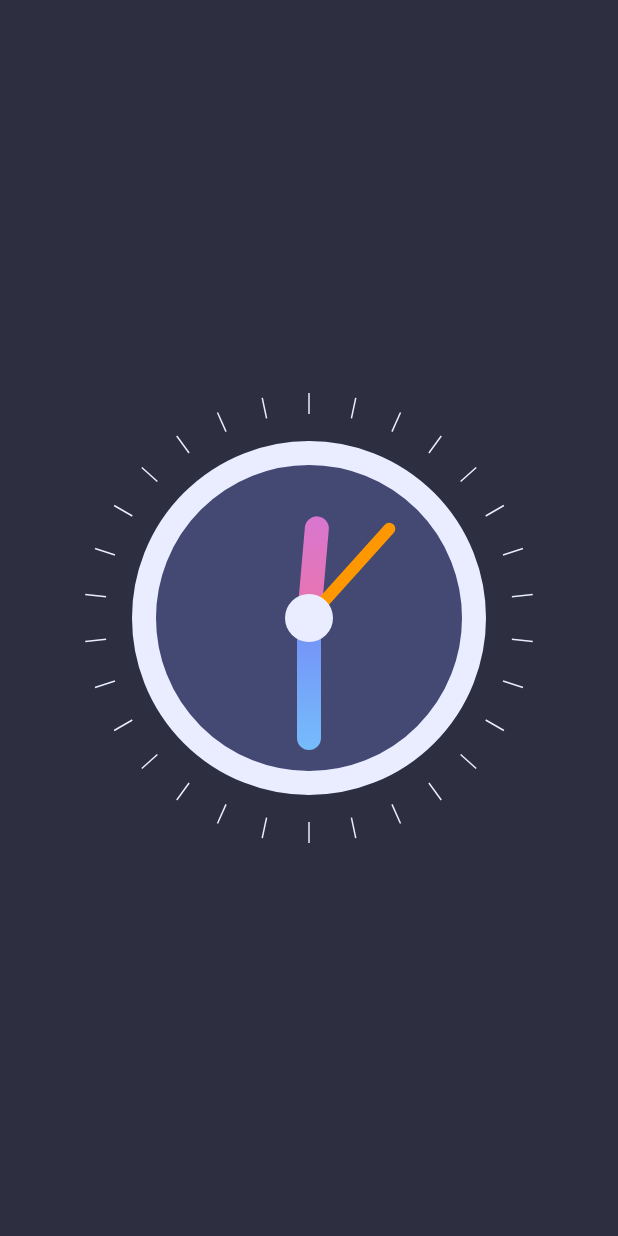
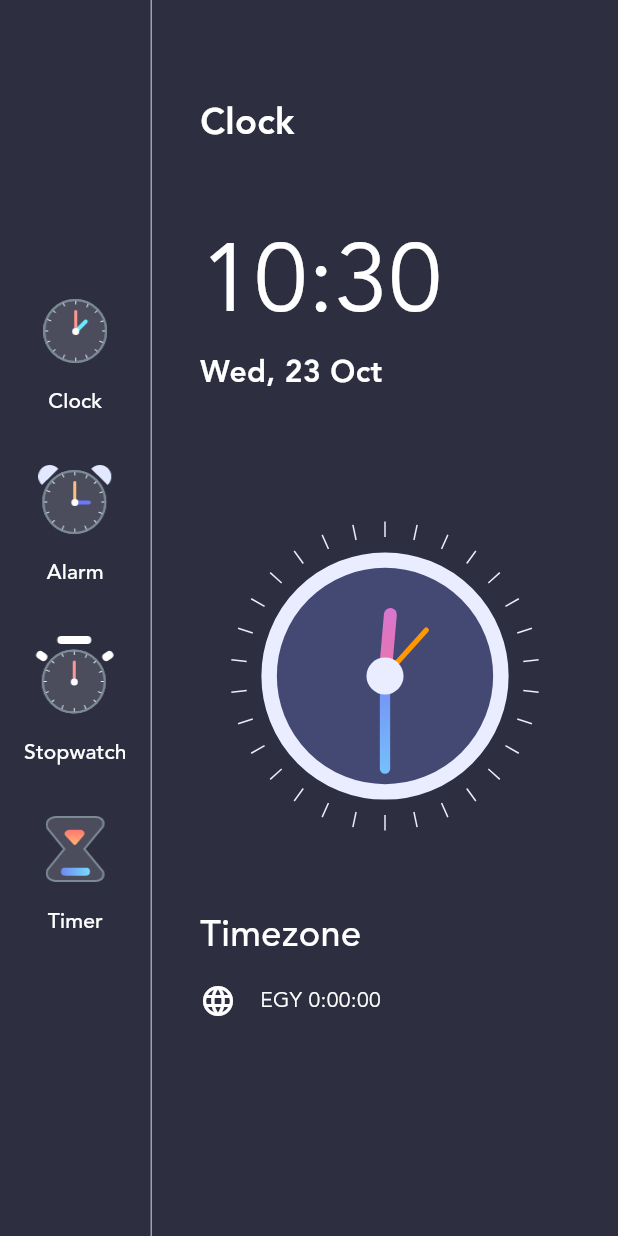
Before and after one commit to m7mdragab74/CognoRise-Infotech, a Flutter app: the screen it shows after launch, on a phone screen of 412 x 824 dp. Run offline on Flutter 3.47's test engine with Material 3 defaults, Android fonts, the phone set to English and light mode, and no system bars; our stand-ins replace math_expressions, sqflite; accounts and stored records are empty.

Commit message:
done create Clock page

```diff
--- a/alarm_app/lib/views/clock_view.dart
+++ b/alarm_app/lib/views/clock_view.dart
@@ -5,7 +5,8 @@ import 'package:alarm_app/widget/clock_painter.dart';
 import 'package:flutter/material.dart';
 
 class ClockView extends StatefulWidget {
-  const ClockView({super.key});
+  final double size;
+  ClockView({super.key, required this.size});
 
   @override
   State<ClockView> createState() => _ClockViewState();
@@ -23,8 +24,8 @@ class _ClockViewState extends State<ClockView> {
   @override
   Widget build(BuildContext context) {
     return Container(
-      width: 300,
-      height: 300,
+      width: widget.size,
+      height: widget.size,
       child: Transform.rotate(
         angle: -pi / 2,
         child: CustomPaint(
--- a/alarm_app/lib/views/home_page.dart
+++ b/alarm_app/lib/views/home_page.dart
@@ -1,16 +1,150 @@
 import 'package:alarm_app/views/clock_view.dart';
+import 'package:alarm_app/widget/build_menu_button.dart';
 import 'package:flutter/material.dart';
+import 'package:intl/intl.dart';
 
 class HomePage extends StatelessWidget {
   const HomePage({super.key});
 
   @override
   Widget build(BuildContext context) {
+    var now = DateTime.now();
+    var formattedTime = DateFormat('HH:mm').format(now);
+    var formattedDate = DateFormat('EEE, d MMM').format(now);
+    var timezone = now.timeZoneOffset.toString().split('.').first;
+    var offsetSign = '';
+    if (timezone.startsWith('_')) {
+      offsetSign = '+';
+    }
+    print(timezone);
     return Scaffold(
-      body: Container(
-        alignment: Alignment.center,
-        color: Color(0xff2D2F41),
-        child: ClockView(),
+      backgroundColor: Color(0xff2D2F41),
+      body: Row(
+        children: [
+          Column(
+            mainAxisAlignment: MainAxisAlignment.center,
+            children: [
+              BuildMenuButton(
+                title: 'Clock',
+                image: 'assets/images/clock_icon.png',
+              ),
+              BuildMenuButton(
+                title: 'Alarm',
+                image: 'assets/images/alarm_icon.png',
+              ),
+              BuildMenuButton(
+                title: 'Stopwatch',
+                image: 'assets/images/stopwatch_icon.png',
+              ),
+              BuildMenuButton(
+                title: 'Timer',
+                image: 'assets/images/timer_icon.png',
+              ),
+            ],
+          ),
+          VerticalDivider(
+            color: Colors.white54,
+            width: 1,
+          ),
+          Expanded(
+            child: Container(
+              padding: EdgeInsets.symmetric(horizontal: 32, vertical: 64),
+              child: Column(
+                crossAxisAlignment: CrossAxisAlignment.start,
+                children: [
+                  Flexible(
+                    flex: 1,
+                    fit: FlexFit.tight,
+                    child: Text(
+                      'Clock',
+                      style: TextStyle(
+                        fontFamily: 'avenir',
+                        fontWeight: FontWeight.w700,
+                        color: Colors.white,
+                        fontSize: 24,
+                      ),
+                    ),
+                  ),
+                  Flexible(
+                    flex: 2,
+                    child: Column(
+                      crossAxisAlignment: CrossAxisAlignment.start,
+                      children: [
+                        Text(
+                          formattedTime,
+                          style: TextStyle(
+                            fontFamily: 'avenir',
+                            color: Colors.white,
+                            fontSize: 64,
+                          ),
+                        ),
+                        Text(
+                          formattedDate,
+                          style: TextStyle(
+                            fontFamily: 'avenir',
+                            fontWeight: FontWeight.w700,
+                            color: Colors.white,
+                            fontSize: 20,
+                          ),
+                        ),
+                      ],
+                    ),
+                  ),
+                  Flexible(
+                    flex: 4,
+                    fit: FlexFit.tight,
+                    child: Align(
+                      alignment: Alignment.center,
+                      child: ClockView(
+                        size: MediaQuery.of(context).size.height / 4,
+                      ),
+                    ),
+                  ),
+                  Flexible(
+                    flex: 2,
+                    fit: FlexFit.tight,
+                    child: Column(
+                      crossAxisAlignment: CrossAxisAlignment.start,
+                      children: [
+                        Text(
+                          'Timezone',
+                          style: TextStyle(
+                            fontFamily: 'avenir',
+                            fontWeight: FontWeight.w500,
+                            color: Colors.white,
+                            fontSize: 24,
+                          ),
+                        ),
+                        SizedBox(
+                          height: 16,
+                        ),
+                        Row(
+                          children: [
+                            Icon(
+                              Icons.language,
+                              color: Colors.white,
+                            ),
+                            SizedBox(
+                              width: 16,
+                            ),
+                            Text(
+                              'EGY ' + offsetSign + timezone,
+                              style: TextStyle(
+                                fontFamily: 'avenir',
+                                color: Colors.white,
+                                fontSize: 14,
+                              ),
+                            ),
+                          ],
+                        )
+                      ],
+                    ),
+                  ),
+                ],
+              ),
+            ),
+          ),
+        ],
       ),
     );
   }
--- /dev/null
+++ b/alarm_app/lib/widget/build_menu_button.dart
@@ -0,0 +1,38 @@
+import 'package:flutter/material.dart';
+
+class BuildMenuButton extends StatelessWidget {
+  BuildMenuButton({
+    super.key,
+    this.image,
+    this.title,
+  });
+  String? title, image;
+  @override
+  Widget build(BuildContext context) {
+    return Padding(
+      padding: const EdgeInsets.symmetric(vertical: 16),
+      child: MaterialButton(
+        onPressed: () {},
+        child: Column(
+          children: [
+            Image.asset(
+              image!,
+              scale: 1.5,
+            ),
+            SizedBox(
+              height: 16,
+            ),
+            Text(
+              title ?? '',
+              style: TextStyle(
+                color: Colors.white,
+                fontSize: 14,
+                fontFamily: 'avenir',
+              ),
+            )
+          ],
+        ),
+      ),
+    );
+  }
+}
--- a/alarm_app/lib/widget/clock_painter.dart
+++ b/alarm_app/lib/widget/clock_painter.dart
@@ -16,7 +16,7 @@ class ClockPainter extends CustomPainter {
     var outLineBrush = Paint()
       ..color = Color(0xFFEAECFF)
       ..style = PaintingStyle.stroke
-      ..strokeWidth = 16;
+      ..strokeWidth = size.width / 20;
 
     var centerFillBrush = Paint()..color = Color(0xFFEAECFF);
 
@@ -24,7 +24,7 @@ class ClockPainter extends CustomPainter {
       ..color = Colors.orange
       ..style = PaintingStyle.stroke
       ..strokeCap = StrokeCap.round
-      ..strokeWidth = 8;
+      ..strokeWidth = size.width / 60;
     ;
 
     var minHandBrush = Paint()
@@ -32,7 +32,7 @@ class ClockPainter extends CustomPainter {
           .createShader(Rect.fromCircle(center: center, radius: radius))
       ..style = PaintingStyle.stroke
       ..strokeCap = StrokeCap.round
-      ..strokeWidth = 16;
+      ..strokeWidth = size.width / 30;
     ;
 
     var hourHandBrush = Paint()
@@ -40,7 +40,7 @@ class ClockPainter extends CustomPainter {
           .createShader(Rect.fromCircle(center: center, radius: radius))
       ..style = PaintingStyle.stroke
       ..strokeCap = StrokeCap.round
-      ..strokeWidth = 16;
+      ..strokeWidth = size.width / 24;
     ;
 
     var dashBrush = Paint()
@@ -48,25 +48,27 @@ class ClockPainter extends CustomPainter {
       ..style = PaintingStyle.stroke
       ..strokeWidth = 1;
 
-    canvas.drawCircle(center, radius - 40, fillBrush);
-    canvas.drawCircle(center, radius - 40, outLineBrush);
+    canvas.drawCircle(center, radius * 0.75, fillBrush);
+    canvas.drawCircle(center, radius * 0.75, outLineBrush);
 
-    var hourHandX = centerX + 60 * cos(dateTime.hour * 0.5 * pi / 180);
-    var hourHandY = centerX + 60 * sin(dateTime.hour * 0.5 * pi / 180);
+    var hourHandX =
+        centerX + radius * 0.4 * cos(dateTime.hour * 0.5 * pi / 180);
+    var hourHandY =
+        centerX + radius * 0.4 * sin(dateTime.hour * 0.5 * pi / 180);
     canvas.drawLine(center, Offset(hourHandX, hourHandY), hourHandBrush);
 
-    var menHandX = centerX + 80 * cos(dateTime.minute * 6 * pi / 180);
-    var menHandY = centerX + 80 * sin(dateTime.minute * 6 * pi / 180);
+    var menHandX = centerX + radius * 0.6 * cos(dateTime.minute * 6 * pi / 180);
+    var menHandY = centerX + radius * 0.6 * sin(dateTime.minute * 6 * pi / 180);
     canvas.drawLine(center, Offset(menHandX, menHandY), minHandBrush);
 
-    var secHandX = centerX + 80 * cos(dateTime.second * 6 * pi / 180);
-    var secHandY = centerX + 80 * sin(dateTime.second * 6 * pi / 180);
+    var secHandX = centerX + radius * 0.4 * cos(dateTime.second * 6 * pi / 180);
+    var secHandY = centerX + radius * 0.4 * sin(dateTime.second * 6 * pi / 180);
     canvas.drawLine(center, Offset(secHandX, secHandY), secHandBrush);
 
-    canvas.drawCircle(center, 16, centerFillBrush);
+    canvas.drawCircle(center, radius * 0.12, centerFillBrush);
 
     var outerCircleRadius = radius;
-    var innerCircleRadius = radius - 14;
+    var innerCircleRadius = radius * 0.9;
     for (double i = 0; i < 360; i += 12) {
       var x1 = centerX + outerCircleRadius * cos(i * pi / 180);
       var y1 = centerX + outerCircleRadius * sin(i * pi / 180);
```
